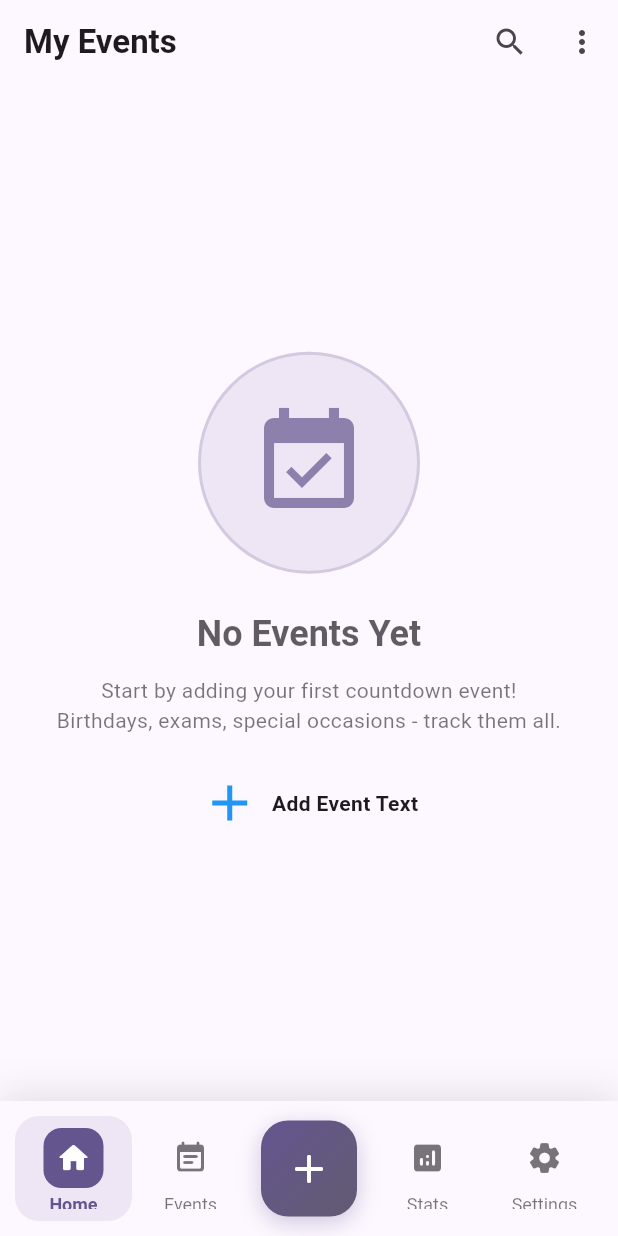
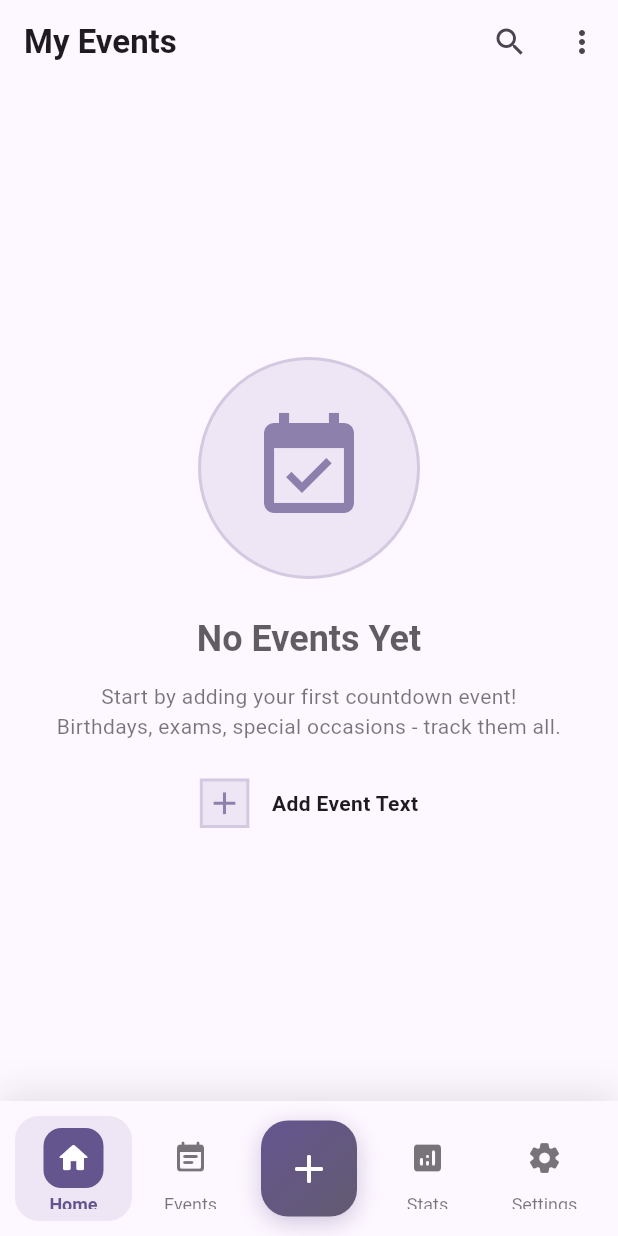
Before and after one commit to Dilshan189/countease, a Flutter app: the screen it shows after launch, on a phone screen of 412 x 824 dp. Run offline on Flutter 3.47's test engine with Material 3 defaults, Android fonts, the phone set to English and light mode, and no system bars; our stand-ins replace flutter_local_notifications, get, hive, hive_flutter, timezone; accounts and stored records are empty.

Commit message:
Refactor: Update empty state UI in HomeScreen
This commit refines the "Add Event" call to action in the empty state of the `HomeScreen`.

Key changes:
- The `Icons.add` icon is now styled with a rectangular background, border, and adjusted opacity.
- The size of the add icon has been reduced.
- The spacing between the icon and the "Add Event Text" has been increased.

```diff
--- a/lib/screens/home_screen.dart
+++ b/lib/screens/home_screen.dart
@@ -208,11 +208,23 @@ class HomeScreen extends StatelessWidget {
             Row(
               mainAxisAlignment: MainAxisAlignment.center,
               children: [
-                Icon(Icons.add,
-                  color: Colors.blue,
-                  size: 40,
+                Container(
+                  padding: const EdgeInsets.all(2),
+                  decoration: BoxDecoration(
+                    shape: BoxShape.rectangle,
+                    color: theme.colorScheme.primary.withOpacity(0.1),
+                    border: Border.all(
+                      color: theme.colorScheme.primary.withOpacity(0.2),
+                      width: 2,
+                    ),
+                  ),
+                  child: Icon(
+                    Icons.add,
+                    size: 25,
+                    color: theme.colorScheme.primary.withOpacity(0.7),
+                  ),
                 ),
-                SizedBox(width: 8),
+                SizedBox(width: 15),
                 Text("Add Event Text",
                 style: TextStyle(fontWeight: FontWeight.bold),)
 
```
